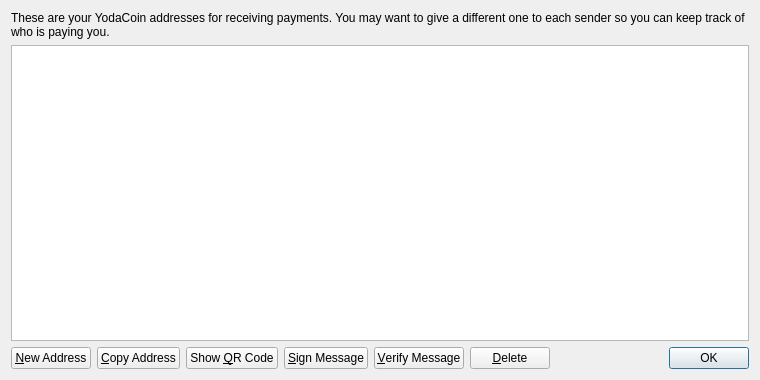
This is src/qt/forms/addressbookpage.ui in yodacoin/test as Qt 5 draws it before an edit. The edited form follows.
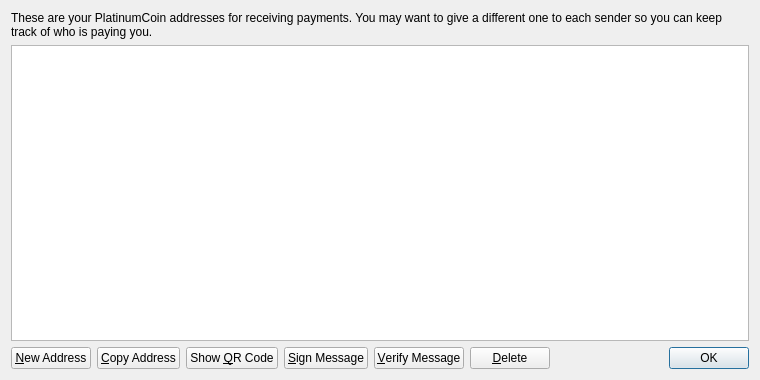
This is the edited form. Icons and pictures are not drawn.

```diff
--- a/src/qt/forms/addressbookpage.ui
+++ b/src/qt/forms/addressbookpage.ui
@@ -17,7 +17,7 @@
    <item>
     <widget class="QLabel" name="labelExplanation">
      <property name="text">
-      <string>These are your YodaCoin addresses for receiving payments. You may want to give a different one to each sender so you can keep track of who is paying you.</string>
+      <string>These are your PlatinumCoin addresses for receiving payments. You may want to give a different one to each sender so you can keep track of who is paying you.</string>
      </property>
      <property name="textFormat">
       <enum>Qt::PlainText</enum>
```
